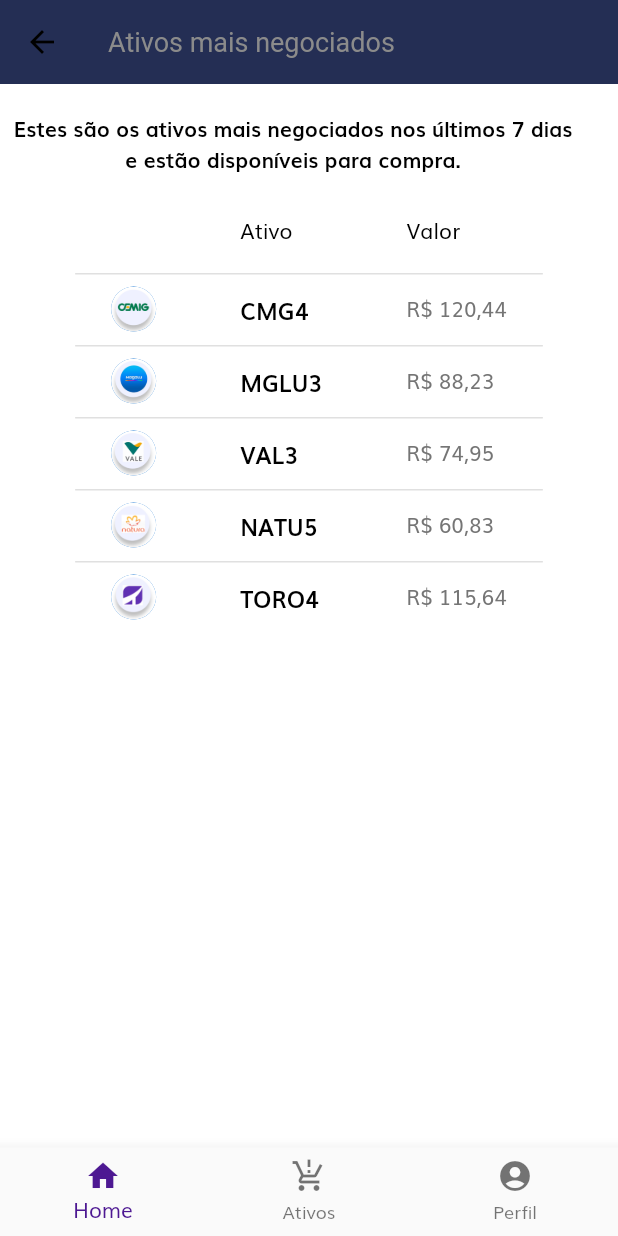
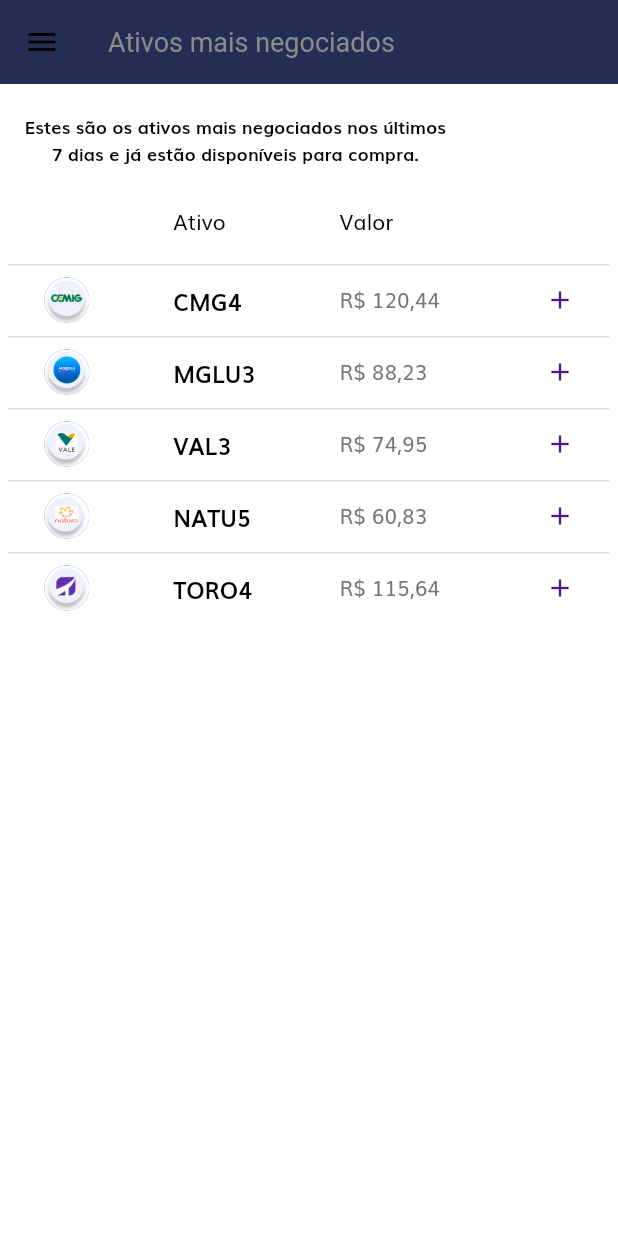
Before and after one commit to marcelomcdev/toro-bank-frontend-flutter, a Flutter app: the MostNegotiatedAssetPage screen opened by its route, on a phone screen of 412 x 824 dp. Run offline on Flutter 3.47's test engine with Material 2 defaults, Android fonts, the phone set to English and light mode, and no system bars; our stand-ins replace dartz, dio, flutter_modular; network calls fail.

Commit message:
Add most negotiated page and components refactor, add this page at routes

```diff
--- a/toro_bank_frontend/lib/app_module.dart
+++ b/toro_bank_frontend/lib/app_module.dart
@@ -7,6 +7,7 @@ import 'package:flutter_modular/flutter_modular.dart';
 import 'package:toro_bank_frontend/app_widget.dart';
 import 'package:toro_bank_frontend/modules/domain/usecases/user/get_by_id.dart';
 import 'package:toro_bank_frontend/modules/infrastructure/repositories/user_repository_impl.dart';
+import 'package:toro_bank_frontend/modules/presenters/pages/home/home_page.dart';
 import 'package:toro_bank_frontend/modules/presenters/pages/purchase/most-negotiated/most_negotiated_page.dart';
 
 import 'modules/domain/usecases/user/get_by_cpf.dart';
@@ -27,9 +28,8 @@ class AppModule extends MainModule {
 
   @override
   List<ModularRouter> get routers => [
-        //ModularRouter('/', child: (_, __) => const HomePage()),
-        // ModularRouter('/mostnegotiated',
-        //     child: (_, __) => const MostNegotiatedAssetPage()),
-        ModularRouter('/', child: (_, __) => const MostNegotiatedAssetPage()),
+        ModularRouter('/', child: (_, __) => const HomePage()),
+        ModularRouter('/mostnegotiated',
+            child: (_, __) => const MostNegotiatedAssetPage()),
       ];
 }
--- a/toro_bank_frontend/lib/modules/presenters/pages/purchase/most-negotiated/components/body.dart
+++ b/toro_bank_frontend/lib/modules/presenters/pages/purchase/most-negotiated/components/body.dart
@@ -13,7 +13,7 @@ class Body extends StatefulWidget {
 }
 
 class _BodyState extends State<Body> {
-  final List<String> _headerColumnNames = ['', 'Ativo', 'Valor'];
+  final List<String> _headerColumnNames = ['', 'Ativo', 'Valor', ''];
   List<UserAsset> _userAssets = [];
 
   @override
@@ -74,11 +74,11 @@ class _BodyState extends State<Body> {
                       mainAxisAlignment: MainAxisAlignment.start,
                       children: const [
                         Text(
-                          'Estes são os ativos mais negociados nos últimos 7 dias\ne estão disponíveis para compra.',
+                          'Estes são os ativos mais negociados nos últimos \n7 dias e já estão disponíveis para compra.',
                           textAlign: TextAlign.center,
                           style: TextStyle(
                               color: Colors.black,
-                              fontSize: 14,
+                              fontSize: 12,
                               fontWeight: FontWeight.bold),
                         ),
                       ],
--- a/toro_bank_frontend/lib/modules/presenters/pages/purchase/most-negotiated/components/custom_table_negotiated_assets.dart
+++ b/toro_bank_frontend/lib/modules/presenters/pages/purchase/most-negotiated/components/custom_table_negotiated_assets.dart
@@ -1,7 +1,11 @@
+// ignore_for_file: avoid_print
+
 import 'package:flutter/material.dart';
+import 'package:toro_bank_frontend/constants.dart';
 
 import 'package:toro_bank_frontend/modules/domain/entities/user_asset.dart';
 import 'package:toro_bank_frontend/modules/presenters/helpers/format_helper.dart';
+import 'package:toro_bank_frontend/modules/presenters/pages/purchase/purchase-order/shop/purchase_order.dart';
 
 class CustomTableNegotiatedAssets extends StatelessWidget {
   final List<String> headerColumnNames;
@@ -17,11 +21,12 @@ class CustomTableNegotiatedAssets extends StatelessWidget {
       child: Column(
         children: [
           DataTable(
-            sortColumnIndex: 2,
+            sortColumnIndex: 0,
             sortAscending: true,
             columns: _buildTableHeader(headerColumnNames).toList(),
             rows: userAssets
-                .map((e) => _buildDataRow(e.image, e.name, e.value,
+                .map((e) => _buildDataRow(
+                    context, e.id, e.image, e.name, e.value,
                     highlightName: true))
                 .toList(),
           ),
@@ -36,7 +41,8 @@ class CustomTableNegotiatedAssets extends StatelessWidget {
     return listReturn;
   }
 
-  DataRow _buildDataRow(String imageName, String text, double value,
+  DataRow _buildDataRow(
+      BuildContext context, int id, String imageName, String text, double value,
       {bool highlightName = false}) {
     return DataRow(cells: [
       DataCell(
@@ -58,6 +64,18 @@ class CustomTableNegotiatedAssets extends StatelessWidget {
       ),
       //DataCell(Text(quantity.toString())),
       DataCell(Text(FormatHelper().getCurrency(value))),
+      DataCell(IconButton(
+          icon: const Icon(Icons.add_sharp),
+          color: kToroTextColor,
+          iconSize: 20,
+          padding: const EdgeInsets.only(right: 0),
+          onPressed: () async {
+            print('clicado id= $id');
+            await Navigator.push(
+                context,
+                MaterialPageRoute(
+                    builder: (context) => const PurchaseOrderPage()));
+          })),
     ]);
   }
 }
--- a/toro_bank_frontend/lib/modules/presenters/pages/purchase/most-negotiated/most_negotiated_page.dart
+++ b/toro_bank_frontend/lib/modules/presenters/pages/purchase/most-negotiated/most_negotiated_page.dart
@@ -1,6 +1,7 @@
 import 'package:flutter/material.dart';
 import 'package:toro_bank_frontend/constants.dart';
 import 'package:toro_bank_frontend/modules/presenters/pages/purchase/most-negotiated/components/body.dart';
+import 'package:toro_bank_frontend/modules/presenters/pages/shared/drawer/app_drawer.dart';
 
 class MostNegotiatedAssetPage extends StatelessWidget {
   const MostNegotiatedAssetPage({Key? key}) : super(key: key);
@@ -8,45 +9,13 @@ class MostNegotiatedAssetPage extends StatelessWidget {
   @override
   Widget build(BuildContext context) {
     return Scaffold(
+      drawer: const AppDrawer(),
       appBar: AppBar(
         backgroundColor: kToroHeaderColor,
         title: const Text('Ativos mais negociados'),
       ),
       body: const Body(),
-      bottomNavigationBar: BottomNavigationBar(
-        items: const [
-          BottomNavigationBarItem(icon: Icon(Icons.home), label: 'Home'),
-          BottomNavigationBarItem(
-              icon: Icon(Icons.production_quantity_limits_sharp),
-              label: 'Ativos'),
-          BottomNavigationBarItem(
-              icon: Icon(Icons.account_circle_rounded), label: 'Perfil'),
-        ],
-        //currentIndex: _selectedIndex,
-        selectedItemColor: kToroTextColor,
-      ),
+      //bottomNavigationBar: const CustomBottomNavigationBar(),
     );
   }
 }
-
-
-// class MostNegotiatedAssetsPage extends StatefulWidget {
-//   const MostNegotiatedAssetsPage({Key? key}) : super(key: key);
-
-//   @override
-//   State<MostNegotiatedAssetsPage> createState() =>
-//       _MostNegotiatedAssetsPageState();
-// }
-
-// class _MostNegotiatedAssetsPageState extends State<MostNegotiatedAssetsPage> {
-//   @override
-//   Widget build(BuildContext context) {
-//     return Scaffold(
-//       appBar: AppBar(
-//         backgroundColor: kToroHeaderColor,
-//         title: const Text('Home'),
-//       ),
-//       body: const Body(),
-//     );
-//   }
-// }
```
